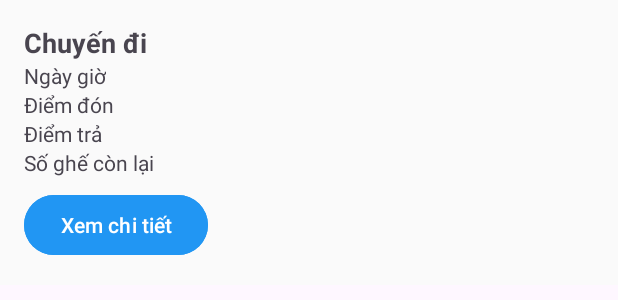
After one commit to DTDuong644/Android, an Android app: the layout driver_trip_item.xml on its own in the app's theme, with its tools: preview values and no code run, on a phone screen of 412 x 824 dp. The commit adds this screen. Shown: the top 300 px of the screen. Run offline under Robolectric (Android 15) with nearby library versions, the phone set to English and light mode, and no system bars.

Commit message:
cac chuyen di cua toi

```diff
--- a/mobile/app/build.gradle.kts
+++ b/mobile/app/build.gradle.kts
@@ -37,6 +37,7 @@ dependencies {
     implementation(libs.material)
     implementation(libs.activity)
     implementation(libs.constraintlayout)
+    implementation(libs.recyclerview)
     testImplementation(libs.junit)
     androidTestImplementation(libs.ext.junit)
     androidTestImplementation(libs.espresso.core)
--- a/mobile/app/src/main/AndroidManifest.xml
+++ b/mobile/app/src/main/AndroidManifest.xml
@@ -12,6 +12,9 @@
         android:supportsRtl="true"
         android:theme="@style/Theme.TLU_RideShare"
         tools:targetApi="31">
+        <activity
+            android:name=".driver_trip"
+            android:exported="false" />
         <activity
             android:name=".driver_detail_trip"
             android:exported="false" />
--- a/mobile/app/src/main/java/com/example/tlu_rideshare/MainActivity.java
+++ b/mobile/app/src/main/java/com/example/tlu_rideshare/MainActivity.java
@@ -1,5 +1,6 @@
 package com.example.tlu_rideshare;
 
+import android.content.Intent;
 import android.os.Bundle;
 
 import androidx.activity.EdgeToEdge;
@@ -20,5 +21,7 @@ public class MainActivity extends AppCompatActivity {
             v.setPadding(systemBars.left, systemBars.top, systemBars.right, systemBars.bottom);
             return insets;
         });
+        Intent myIntent = new Intent(MainActivity.this, driver_trip.class);
+        startActivity(myIntent);
     }
 }
--- /dev/null
+++ b/mobile/app/src/main/res/layout/driver_trip_item.xml
@@ -0,0 +1,49 @@
+<?xml version="1.0" encoding="utf-8"?>
+<LinearLayout xmlns:android="http://schemas.android.com/apk/res/android"
+    android:padding="16dp"
+    android:layout_width="match_parent"
+    android:layout_height="wrap_content"
+    android:orientation="vertical"
+    android:background="#FAFAFA">
+
+    <TextView
+        android:id="@+id/tvTripTitle"
+        android:layout_width="wrap_content"
+        android:layout_height="wrap_content"
+        android:text="Chuyến đi"
+        android:textStyle="bold"
+        android:textSize="18sp" />
+
+    <TextView
+        android:id="@+id/tvDateTime"
+        android:layout_width="wrap_content"
+        android:layout_height="wrap_content"
+        android:text="Ngày giờ" />
+
+    <TextView
+        android:id="@+id/tvFrom"
+        android:layout_width="wrap_content"
+        android:layout_height="wrap_content"
+        android:text="Điểm đón" />
+
+    <TextView
+        android:id="@+id/tvTo"
+        android:layout_width="wrap_content"
+        android:layout_height="wrap_content"
+        android:text="Điểm trả" />
+
+    <TextView
+        android:id="@+id/tvSeats"
+        android:layout_width="wrap_content"
+        android:layout_height="wrap_content"
+        android:text="Số ghế còn lại" />
+    <Button
+        android:id="@+id/btnViewDetails"
+        android:layout_width="wrap_content"
+        android:layout_height="wrap_content"
+        android:text="Xem chi tiết"
+        android:layout_marginTop="8dp"
+        android:backgroundTint="#2196F3"
+        android:textColor="#FFFFFF"/>
+
+</LinearLayout>
--- a/mobile/gradle/libs.versions.toml
+++ b/mobile/gradle/libs.versions.toml
@@ -7,6 +7,7 @@ appcompat = "1.7.0"
 material = "1.12.0"
 activity = "1.10.1"
 constraintlayout = "2.2.1"
+recyclerview = "1.4.0"
 
 [libraries]
 junit = { group = "junit", name = "junit", version.ref = "junit" }
@@ -16,6 +17,7 @@ appcompat = { group = "androidx.appcompat", name = "appcompat", version.ref = "a
 material = { group = "com.google.android.material", name = "material", version.ref = "material" }
 activity = { group = "androidx.activity", name = "activity", version.ref = "activity" }
 constraintlayout = { group = "androidx.constraintlayout", name = "constraintlayout", version.ref = "constraintlayout" }
+recyclerview = { group = "androidx.recyclerview", name = "recyclerview", version.ref = "recyclerview" }
 
 [plugins]
 android-application = { id = "com.android.application", version.ref = "agp" }
```
Also changed, not shown: mobile/app/src/main/java/com/example/tlu_rideshare/adapter/TripAdapter.java (added, +58 -0 lines), mobile/app/src/main/java/com/example/tlu_rideshare/driver_trip.java (added, +48 -0 lines), mobile/app/src/main/java/com/example/tlu_rideshare/model/Trip.java (added, +43 -0 lines), mobile/app/src/main/res/layout/activity_driver_trip.xml (added, +87 -0 lines), mobile/app/src/main/res/drawable/ic_account.png (added), mobile/app/src/main/res/drawable/ic_home.png (added), mobile/app/src/main/res/drawable/ic_list.png (added), mobile/app/src/main/res/drawable/ic_trip.png (added).
